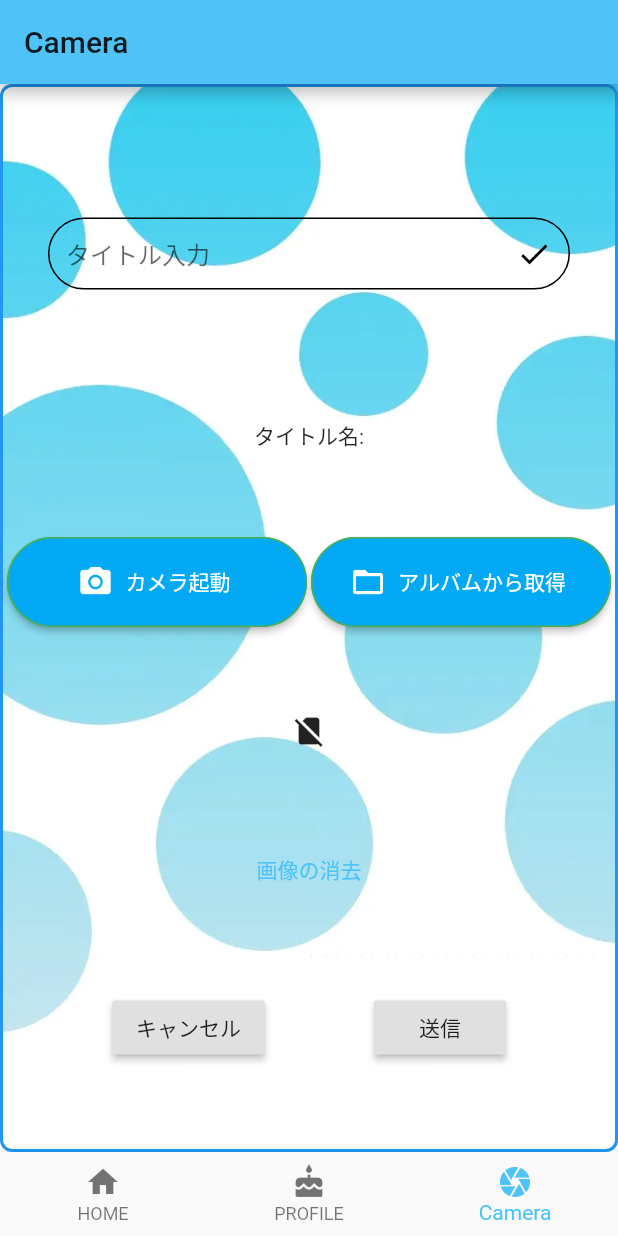
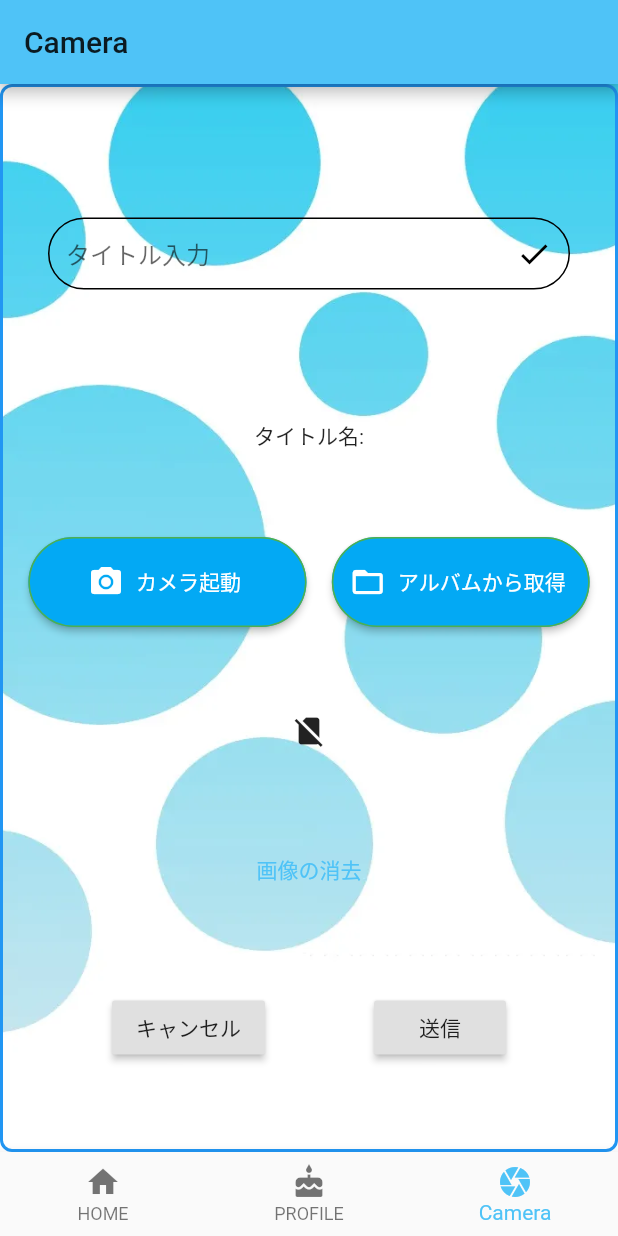
Before and after one commit to Yu-k-29/SBWM-frontend, a Flutter app: the screen it shows after launch, swiped to page 3, on a phone screen of 412 x 824 dp. Run offline on Flutter 3.47's test engine with Material 2 defaults, Android fonts, the phone set to English and light mode, and no system bars; our stand-ins replace image_picker.

Commit message:
れいあうと修正

```diff
--- a/lib/Camera.dart
+++ b/lib/Camera.dart
@@ -26,26 +26,10 @@ class Camera extends State<ImagePickerView> {
 
   @override
   Widget build(BuildContext context) {
+    final double deviceHeight = MediaQuery.of(context).size.height;
+    final double deviceWidth = MediaQuery.of(context).size.width;
     return Container(
-        /*persistentFooterButtons: <Widget>[
-          RaisedButton(
-            child: Text(
-              '送信',
-            ),
-            onPressed: () {
 
-            },
-          ),
-          RaisedButton(
-            child: Text(
-              'キャンセル',
-            ),
-            onPressed: () {
-
-            },
-          ),
-
-        ],*/
         decoration: BoxDecoration(
           // 枠線
           border: Border.all(color: Colors.blue, width: 2),
@@ -103,7 +87,7 @@ class Camera extends State<ImagePickerView> {
               children: <Widget>[
 
                 ButtonTheme(
-                  minWidth: 200.0,
+                  minWidth: deviceWidth * 0.45,
                   height: 60.0,
                   child: RaisedButton.icon(
                     icon: const Icon(
@@ -122,7 +106,7 @@ class Camera extends State<ImagePickerView> {
                   ),
                 ) ,
                 ButtonTheme(
-                  minWidth: 200.0,
+                  minWidth: deviceWidth * 0.3,
                   height: 60.0,
                   child: RaisedButton.icon(
                     icon: const Icon(
```
Also changed, not shown: pubspec.lock.
